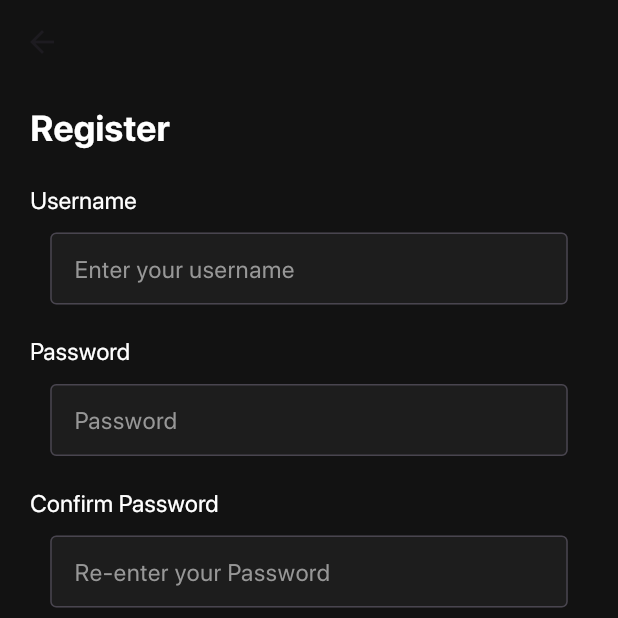
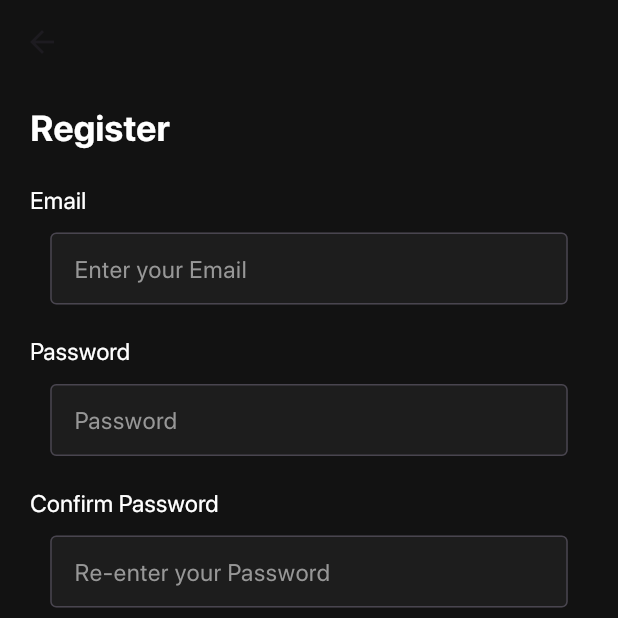
Before and after one commit to farzask/todolist, a Flutter app: the screen it shows after launch, after a tap on "CREATE A NEW ACCOUNT", on a phone screen of 412 x 824 dp, the top half of it. Run offline on Flutter 3.47's test engine with Material 3 defaults, Android fonts, the phone set to English and light mode, and no system bars; our stand-ins replace firebase_auth, firebase_core, flutter_dotenv, flutter_svg; accounts and stored records are empty.

Commit message:
minor changes

```diff
--- a/lib/main.dart
+++ b/lib/main.dart
@@ -5,16 +5,34 @@ import 'firebase_options.dart';
 import 'package:firebase_auth/firebase_auth.dart' as firebase_auth;
 // import "package:flutter_dotenv/flutter_dotenv.dart";
 
-Future<void> main() async {
+void main() async {
+  WidgetsFlutterBinding.ensureInitialized();
   // await dotenv.load(fileName: ".env");
-  // await Firebase.initializeApp(
-  //   options: DefaultFirebaseOptions.currentPlatform,
-  // );
-  runApp(const MyApp());
+  await Firebase.initializeApp(
+    options: DefaultFirebaseOptions.currentPlatform,
+  );
+  runApp(MyApp());
 }
 
-class MyApp extends StatelessWidget {
-  const MyApp({super.key});
+class MyApp extends StatefulWidget {
+  MyApp({super.key});
+
+  @override
+  State<MyApp> createState() => _MyAppState();
+}
+
+class _MyAppState extends State<MyApp> {
+  // void signup() async {
+  //   try {
+  //     await firebaseAuth.createUserWithEmailAndPassword(
+  //         email: "shahzad.farza@gmail.com", password: "123456");
+  //   } catch (e) {
+  //     print(e);
+  //   }
+  // }
+
+  final firebase_auth.FirebaseAuth firebaseAuth =
+      firebase_auth.FirebaseAuth.instance;
 
   // This widget is the root of your application.
   @override
--- a/lib/pages/login.dart
+++ b/lib/pages/login.dart
@@ -3,6 +3,7 @@ import 'package:uptodo/models/textmodel.dart';
 import 'package:uptodo/pages/home.dart';
 import 'package:uptodo/models/buttonmodel.dart';
 import 'package:uptodo/pages/sign_in_page.dart';
+import 'package:firebase_auth/firebase_auth.dart' as firebase_auth;
 
 class LoginPage extends StatefulWidget {
   const LoginPage({super.key});
@@ -12,6 +13,10 @@ class LoginPage extends StatefulWidget {
 }
 
 class _LoginPageState extends State<LoginPage> {
+  firebase_auth.FirebaseAuth firebaseAuth = firebase_auth.FirebaseAuth.instance;
+  TextEditingController _emailController = TextEditingController();
+  TextEditingController _passwordController = TextEditingController();
+
   @override
   Widget build(BuildContext context) {
     return Scaffold(
@@ -34,11 +39,11 @@ class _LoginPageState extends State<LoginPage> {
                 const SizedBox(height: 20),
                 Text(
                   style: TextModel.light,
-                  'Username',
+                  'Email',
                 ),
                 const SizedBox(height: 10),
                 Center(
-                  child: textBox('Enter your username'),
+                  child: textBox('Enter your email', _emailController),
                 ),
                 const SizedBox(height: 20),
                 Text(
@@ -47,7 +52,7 @@ class _LoginPageState extends State<LoginPage> {
                 ),
                 const SizedBox(height: 10),
                 Center(
-                  child: textBox('Password'),
+                  child: textBox('Password', _passwordController),
                 ),
                 const SizedBox(
                   height: 50,
@@ -140,7 +145,7 @@ class _LoginPageState extends State<LoginPage> {
     );
   }
 
-  Widget textBox(String text) {
+  Widget textBox(String text, TextEditingController controller) {
     return SizedBox(
       height: 48,
       width: 345,
--- a/lib/pages/sign_in_page.dart
+++ b/lib/pages/sign_in_page.dart
@@ -3,6 +3,7 @@ import 'package:uptodo/models/textmodel.dart';
 import 'package:uptodo/pages/home.dart';
 import 'package:uptodo/models/buttonmodel.dart';
 import 'package:uptodo/pages/login.dart';
+import 'package:firebase_auth/firebase_auth.dart' as firebase_auth;
 
 class SignUpPage extends StatefulWidget {
   const SignUpPage({super.key});
@@ -12,6 +13,10 @@ class SignUpPage extends StatefulWidget {
 }
 
 class _SignUpPageState extends State<SignUpPage> {
+  firebase_auth.FirebaseAuth firebaseAuth = firebase_auth.FirebaseAuth.instance;
+  TextEditingController _emailController = TextEditingController();
+  TextEditingController _passwordController = TextEditingController();
+
   @override
   Widget build(BuildContext context) {
     return Scaffold(
@@ -34,11 +39,11 @@ class _SignUpPageState extends State<SignUpPage> {
                 const SizedBox(height: 20),
                 Text(
                   style: TextModel.light,
-                  'Username',
+                  'Email',
                 ),
                 const SizedBox(height: 10),
                 Center(
-                  child: textBox('Enter your username'),
+                  child: textBox('Enter your Email', _emailController, false),
                 ),
                 const SizedBox(height: 20),
                 Text(
@@ -47,7 +52,7 @@ class _SignUpPageState extends State<SignUpPage> {
                 ),
                 const SizedBox(height: 10),
                 Center(
-                  child: textBox('Password'),
+                  child: textBox('Password', _passwordController, true),
                 ),
                 const SizedBox(height: 20),
                 Text(
@@ -56,7 +61,8 @@ class _SignUpPageState extends State<SignUpPage> {
                 ),
                 const SizedBox(height: 10),
                 Center(
-                  child: textBox('Re-enter your Password'),
+                  child: textBox(
+                      'Re-enter your Password', _passwordController, true),
                 ),
                 const SizedBox(
                   height: 30,
@@ -151,11 +157,14 @@ Row orDivider() {
   );
 }
 
-Widget textBox(String text) {
+Widget textBox(
+    String text, TextEditingController controller, bool obscureText) {
   return SizedBox(
     height: 48,
     width: 345,
     child: TextFormField(
+      controller: controller,
+      obscureText: obscureText,
       style: TextModel.body,
       decoration: InputDecoration(
         fillColor: const Color(0xff1D1D1D),
```
Also changed, not shown: 1 other file.
